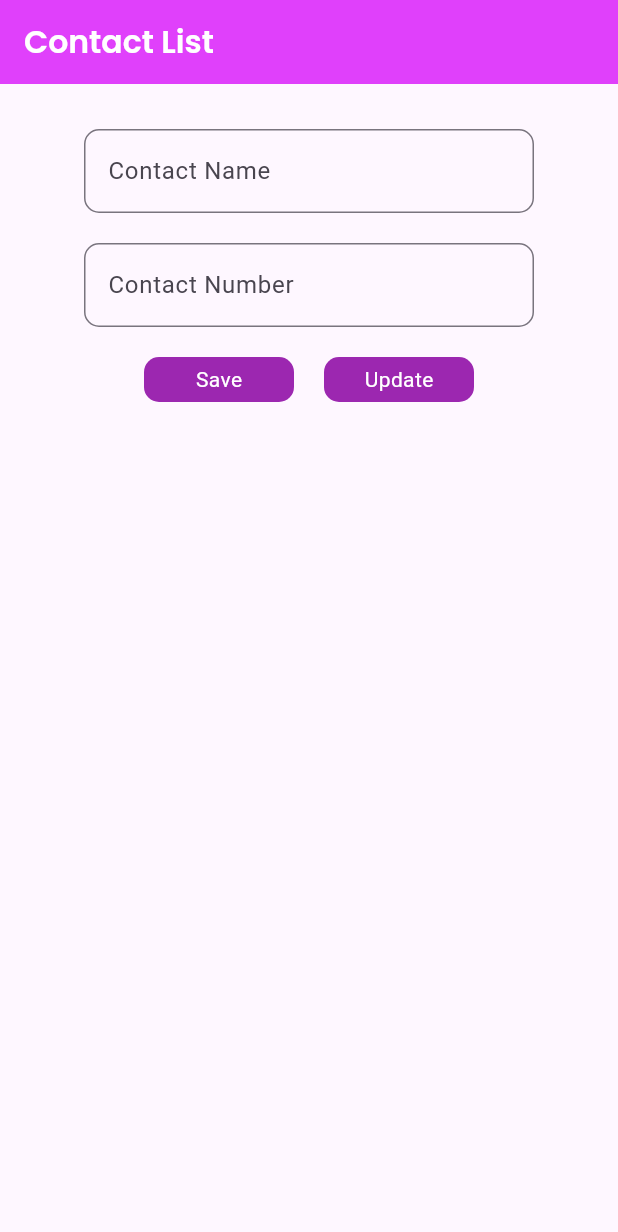
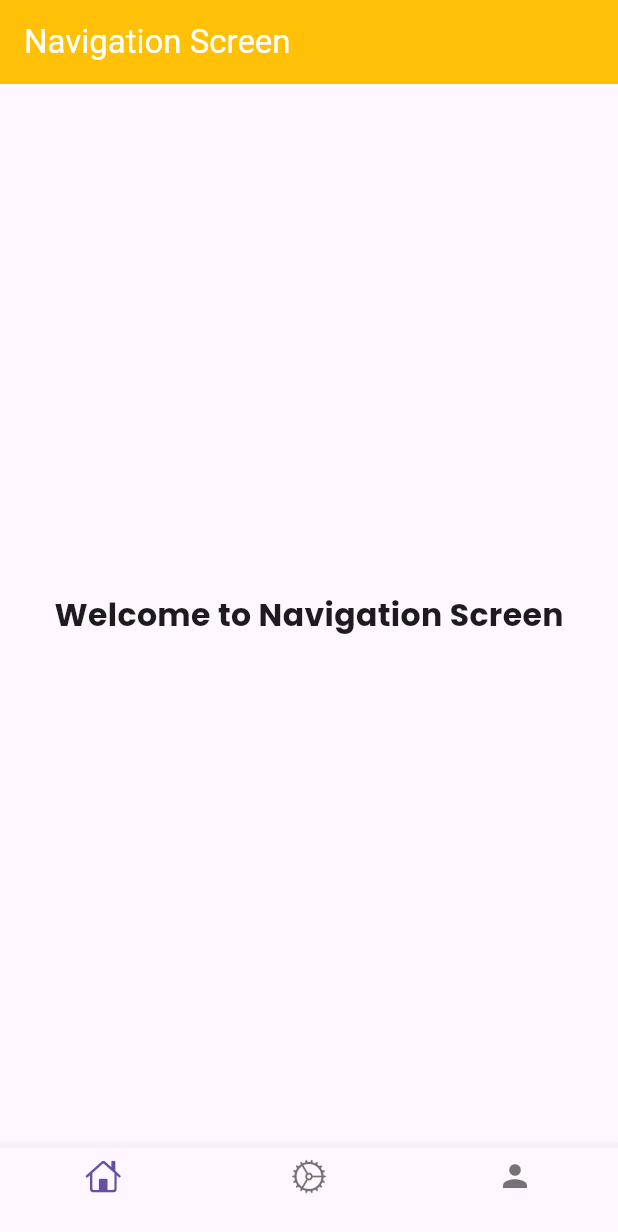
Before and after one commit to Malik399758/Urraan_Batch_39, a Flutter app: the screen it shows after launch, on a phone screen of 412 x 824 dp. Shown: the top 1232 px of the screen. Run offline on Flutter 3.47's test engine with Material 3 defaults, Android fonts, the phone set to English and light mode, and no system bars; our stand-ins replace google_fonts, shared_preferences.

Commit message:
UI is done

```diff
--- /dev/null
+++ b/lib/batch39_ui/navigation_screen.dart
@@ -0,0 +1,23 @@
+import 'package:flutter/cupertino.dart';
+import 'package:flutter/material.dart';
+import 'package:google_fonts/google_fonts.dart';
+
+class NavigationScreen extends StatelessWidget {
+  const NavigationScreen({super.key});
+
+  @override
+  Widget build(BuildContext context) {
+    return  Scaffold(
+      appBar: AppBar(
+        title: Text('Navigation Screen',style: GoogleFonts.aBeeZee(color: Colors.white),),
+        backgroundColor: Colors.amber,
+      ),
+      body: Center(child: Text('Welcome to Navigation Screen',style: GoogleFonts.poppins(fontSize: 21,fontWeight: FontWeight.bold),)),
+      bottomNavigationBar: BottomNavigationBar(items: [
+        BottomNavigationBarItem(icon: Icon(CupertinoIcons.home),label: ''),
+        BottomNavigationBarItem(icon: Icon(CupertinoIcons.settings),label: ''),
+        BottomNavigationBarItem(icon: Icon(Icons.person),label: '')
+      ]),
+    );
+  }
+}
--- a/lib/main.dart
+++ b/lib/main.dart
@@ -1,4 +1,6 @@
 import 'package:flutter/material.dart';
+import 'package:flutter_urraan_online_batch_38_ui/batch39_ui/navigation_screen.dart';
+import 'package:flutter_urraan_online_batch_38_ui/batch39_ui/wrap_textfield.dart';
 import 'package:flutter_urraan_online_batch_38_ui/shared_preferences_project/shared_preferences.dart';
 
 void main() => runApp(FitnessApp());
@@ -8,7 +10,10 @@ class FitnessApp extends StatelessWidget {
   Widget build(BuildContext context) {
     return MaterialApp(
       debugShowCheckedModeBanner: false,
-      home:SharedPreferencesProject(),
+      home:NavigationScreen(),
+
+      //WrapTextfield()
+      // SharedPreferencesProject(),
       //ListTileButtonsUi(),
       //ListviewUi()
       //AssetsImage(),
```
Also changed, not shown: lib/batch39_ui/wrap_textfield.dart (added, +162 -0 lines).
